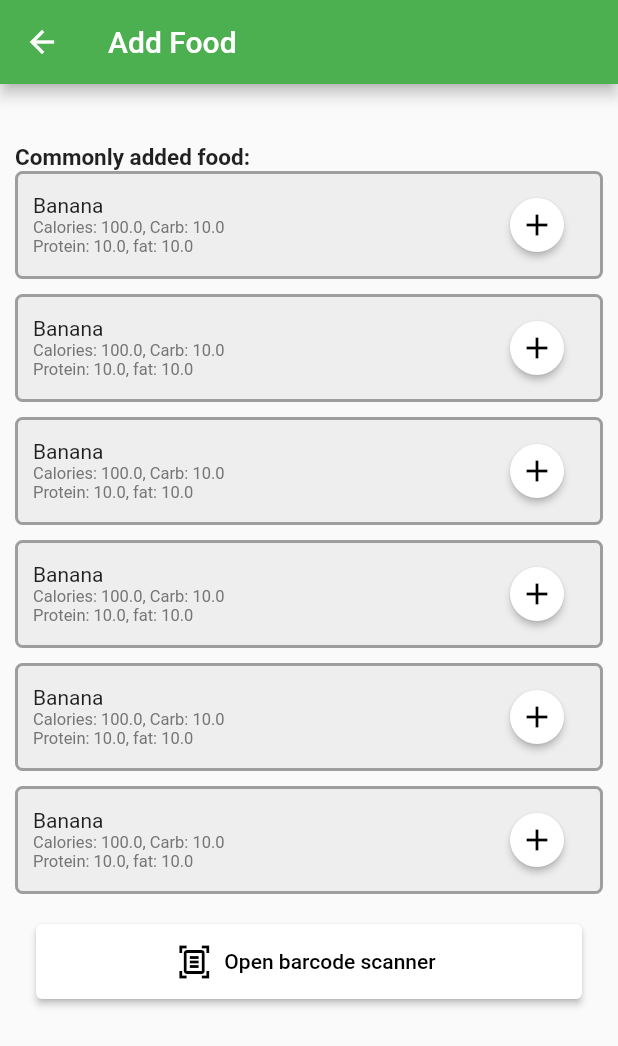
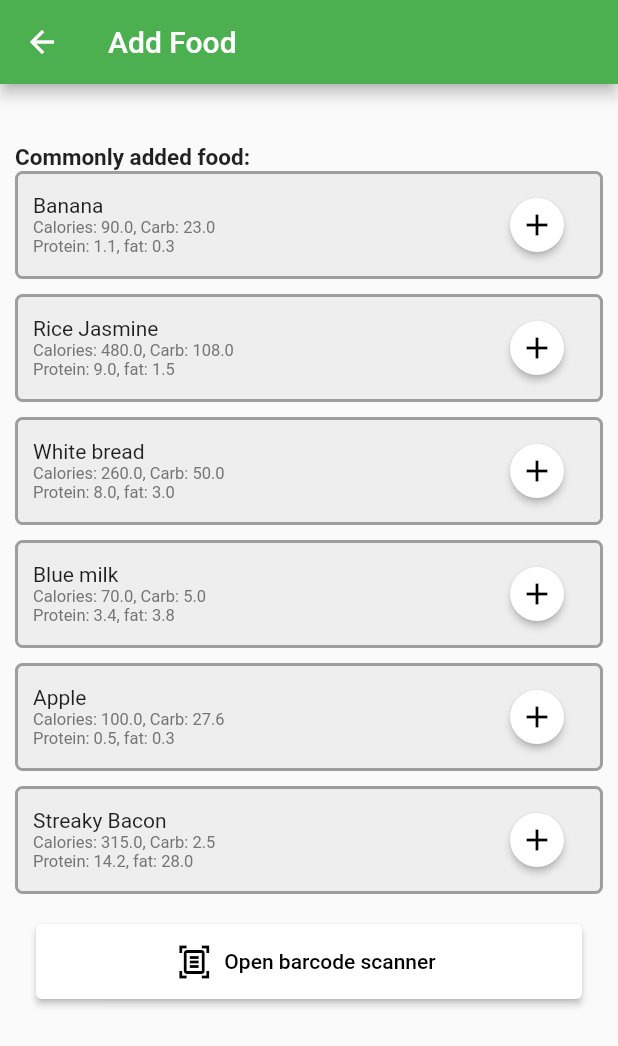
Before and after one commit to nguyenvan0901/325_final, a Flutter app: the Add screen opened directly, on a phone screen of 412 x 824 dp. Shown: the top 1046 px of the screen. Run offline on Flutter 3.47's test engine with Material 2 defaults, Android fonts, the phone set to English and light mode, and no system bars; our stand-ins replace cloud_firestore, firebase_core, flutter_spinkit, percent_indicator; missing offline and left inert: flutter_barcode_scanner, openfoodfacts; accounts and stored records are empty.

Commit message:
Added comments for all pages

```diff
--- a/lib/Pages/Controller/add_navigator.dart
+++ b/lib/Pages/Controller/add_navigator.dart
@@ -3,6 +3,8 @@ import 'package:my_app/Pages/View/loading.dart';
 
 import '../View/details.dart';
 import '../View/add_item.dart';
+
+// This file contains all the logic behind pathing for add item pages
 
 class AddNavigator extends StatefulWidget {
   const AddNavigator({super.key});
--- a/lib/Pages/Controller/record_navigator.dart
+++ b/lib/Pages/Controller/record_navigator.dart
@@ -1,6 +1,7 @@
 import 'package:flutter/material.dart';
 import 'package:my_app/Pages/View/record.dart';
 
+// This file contains all the logic behind pathing for record pages
 class RecordNavigator extends StatefulWidget {
   const RecordNavigator({super.key});
 
--- a/lib/Pages/Controller/setting_navigator.dart
+++ b/lib/Pages/Controller/setting_navigator.dart
@@ -1,5 +1,7 @@
 import 'package:flutter/material.dart';
 import 'package:my_app/Pages/View/settings.dart';
+
+// This file contains all the pathing for setting pages
 
 class SettingNavigator extends StatefulWidget {
   const SettingNavigator({super.key});
--- a/lib/Pages/Controller/summary_navigator.dart
+++ b/lib/Pages/Controller/summary_navigator.dart
@@ -1,5 +1,7 @@
 import 'package:flutter/material.dart';
 import 'package:my_app/Pages/View/summary.dart';
+
+// This file contains all the pathing for summary pages
 
 class SummaryNavigator extends StatefulWidget {
   const SummaryNavigator({super.key});
--- a/lib/Pages/View/add_item.dart
+++ b/lib/Pages/View/add_item.dart
@@ -1,10 +1,10 @@
-// This screen is the main screen where users can use phone camera or gallary
-// to take photo of the fruit
-
 import 'dart:io';
-
 import 'package:flutter/material.dart';
 import 'package:my_app/Pages/Model/barcode_scanner.dart';
+
+// This screen is the first screen users see when they want to add a button.
+// It contains multiple food suggestions for users to add and also a button
+// for users to open the barcode scanner.
 
 class Add extends StatefulWidget {
   const Add({super.key});
@@ -21,62 +21,59 @@ class _AddState extends State<Add> {
   var itemDetails = {};
   CodeScanner cs = CodeScanner();
 
+  // Push the current screen to the camera screen and loading screen
   void scanBarCode() async {
-    // await cs.openBarCodeScanner();
-    // print("done sccanning");
-    // itemName = cs.getItemName();
-    // itemDetails = cs.getDetails();
-
-    // ignore: use_build_context_synchronously
-    // Navigator.pushReplacementNamed(context, '/details', arguments: {
-    //   'name': itemName!,
-    //   'calories per serve': itemDetails["calories"]!,
-    //   'carbohydrate per serve': itemDetails['carbohydrate']!,
-    //   'protein per serve': itemDetails['protein']!,
-    //   'fat per serve': itemDetails['fat']!,
-    //   'saturated fat per serve': itemDetails['saturated']!,
-    //   'salt per serve': itemDetails['salt']!,
-    //   'sugar per serve': itemDetails['sugar']!,
-    // });
     Navigator.pushReplacementNamed(context, '/loading');
   }
 
   @override
   Widget build(BuildContext context) {
     return Scaffold(
+      // App Bar Component
       appBar: AppBar(
         title: const Text('Add Food'),
         backgroundColor: Colors.green,
       ),
+
+      // Single Child Scroll View component
       body: SingleChildScrollView(
         child: Padding(
           padding: const EdgeInsets.all(10.0),
+
+          // Column component
           child: Column(
               crossAxisAlignment: CrossAxisAlignment.start,
               children: <Widget>[
+                // SizedBox component
                 const SizedBox(height: 30),
+
+                // Text component
                 const Text("Commonly added food:",
                     style: TextStyle(
                       fontSize: 15,
                       fontWeight: FontWeight.bold,
                     )),
-                foodSuggestion("Banana", 100, 10, 10, 10),
+                foodSuggestion("Banana", 90.0, 23, 1.1, 0.3),
                 const SizedBox(height: 10),
-                foodSuggestion("Banana", 100, 10, 10, 10),
+                foodSuggestion("Rice Jasmine", 480.0, 108, 9, 1.5),
                 const SizedBox(height: 10),
-                foodSuggestion("Banana", 100, 10, 10, 10),
+                foodSuggestion("White bread", 260.0, 50, 8, 3),
                 const SizedBox(height: 10),
-                foodSuggestion("Banana", 100, 10, 10, 10),
+                foodSuggestion("Blue milk", 70.0, 5, 3.4, 3.8),
                 const SizedBox(height: 10),
-                foodSuggestion("Banana", 100, 10, 10, 10),
+                foodSuggestion("Apple", 100.0, 27.6, 0.5, 0.3),
                 const SizedBox(height: 10),
-                foodSuggestion("Banana", 100, 10, 10, 10),
+                foodSuggestion("Streaky Bacon", 315, 2.5, 14.2, 28),
                 const SizedBox(height: 10),
                 Padding(
                   padding: const EdgeInsets.fromLTRB(14, 10, 14, 10),
+
+                  // ElevatedButton with Icon component
                   child: ElevatedButton.icon(
                       style: elevatedButtonStyle(),
                       onPressed: () => scanBarCode(),
+
+                      // Icon component
                       icon: const Icon(Icons.document_scanner_outlined),
                       label: const Text("Open barcode scanner")),
                 ),
@@ -86,6 +83,8 @@ class _AddState extends State<Add> {
     );
   }
 
+  // This function returns a BoxDecoration which is a decoration for the border
+  // container used in this page.
   BoxDecoration boxdecor() {
     return BoxDecoration(
         color: Colors.grey[200],
@@ -95,6 +94,7 @@ class _AddState extends State<Add> {
         ));
   }
 
+  // This function retursns the style of all buttons on this page.
   ButtonStyle elevatedButtonStyle() {
     return ElevatedButton.styleFrom(
       minimumSize: const Size.fromHeight(50),
@@ -103,6 +103,7 @@ class _AddState extends State<Add> {
     );
   }
 
+  // This function creates a container that to contain commond food in this page
   Container foodSuggestion(
       String name, double calo, double carbs, double proteins, double fats) {
     return Container(
@@ -136,6 +137,8 @@ class _AddState extends State<Add> {
     );
   }
 
+  // This function handles the navigation from add screen to the nutriment
+  // details screen.
   void pushNewPageWithFoodSuggestion(
       String name, double calo, double carbs, double proteins, double fats) {
     Navigator.pushReplacementNamed(context, '/details', arguments: {
--- a/lib/Pages/View/home.dart
+++ b/lib/Pages/View/home.dart
@@ -1,5 +1,3 @@
-// This screen is the main screen where users can use phone camera or gallary
-// to take photo of the fruit
 import 'package:flutter/material.dart';
 import 'package:my_app/Pages/Controller/add_navigator.dart';
 import 'package:my_app/Pages/Controller/record_navigator.dart';
@@ -26,6 +24,8 @@ class _HomePageState extends State<HomePage> {
   Widget build(BuildContext context) {
     return Scaffold(
       body: screens[currentPage],
+
+      // NavigationBar component
       bottomNavigationBar: NavigationBar(
         selectedIndex: currentPage,
         onDestinationSelected: (currentPage) =>
--- a/lib/Pages/View/loading.dart
+++ b/lib/Pages/View/loading.dart
@@ -2,6 +2,9 @@ import 'package:flutter/material.dart';
 import 'package:flutter_spinkit/flutter_spinkit.dart';
 
 import '../Model/barcode_scanner.dart';
+
+// This screen displays a spiner indicating to users that the app is processing
+// the barcode
 
 class LoadingScreen extends StatefulWidget {
   const LoadingScreen({super.key});
@@ -14,6 +17,8 @@ class _LoadingScreenState extends State<LoadingScreen> {
   String? itemName = "";
   var itemDetails = {};
 
+  // This function is called once nutriment data has been received
+  // and it will push the app to the nutriment details screen.
   void loadScanData() async {
     CodeScanner cs = CodeScanner();
     await cs.openBarCodeScanner();
@@ -43,6 +48,7 @@ class _LoadingScreenState extends State<LoadingScreen> {
     return const Scaffold(
       backgroundColor: Colors.green,
       body: Center(
+        // External API SpinKitRotatingCircle component
         child: SpinKitRotatingCircle(
           color: Colors.white,
           size: 80,
--- a/lib/Pages/View/settings.dart
+++ b/lib/Pages/View/settings.dart
@@ -1,5 +1,7 @@
 import 'package:flutter/cupertino.dart';
 import 'package:flutter/material.dart';
+
+// This screen displays the app settings.
 
 class Setting extends StatefulWidget {
   const Setting({super.key});
@@ -50,7 +52,7 @@ class _SettingState extends State<Setting> {
               divider(),
 
               // This code block is for displaying the save button
-              SizedBox(height: 30),
+              const SizedBox(height: 30),
               Padding(
                 padding: const EdgeInsets.fromLTRB(35, 0, 35, 0),
                 child: ElevatedButton.icon(
@@ -119,6 +121,7 @@ class _SettingState extends State<Setting> {
     );
   }
 
+  // Switch component
   Padding darkmodeSwitch() {
     return Padding(
       padding: const EdgeInsets.fromLTRB(15, 0, 5, 0),
@@ -152,6 +155,7 @@ class _SettingState extends State<Setting> {
     );
   }
 
+  // Slider component
   Padding sliderDarkLevel() {
     return Padding(
       padding: const EdgeInsets.fromLTRB(15, 0, 5, 0),
```
Also changed, not shown: lib/Pages/Model/barcode_scanner.dart (+10 -2 lines), lib/Pages/Model/firebase.dart (+8 -0 lines), lib/Pages/View/details.dart (+10 -2 lines), lib/Pages/View/record.dart (+4 -3 lines), lib/Pages/View/summary.dart (+10 -1 lines), lib/main.dart (+15 -3 lines).
